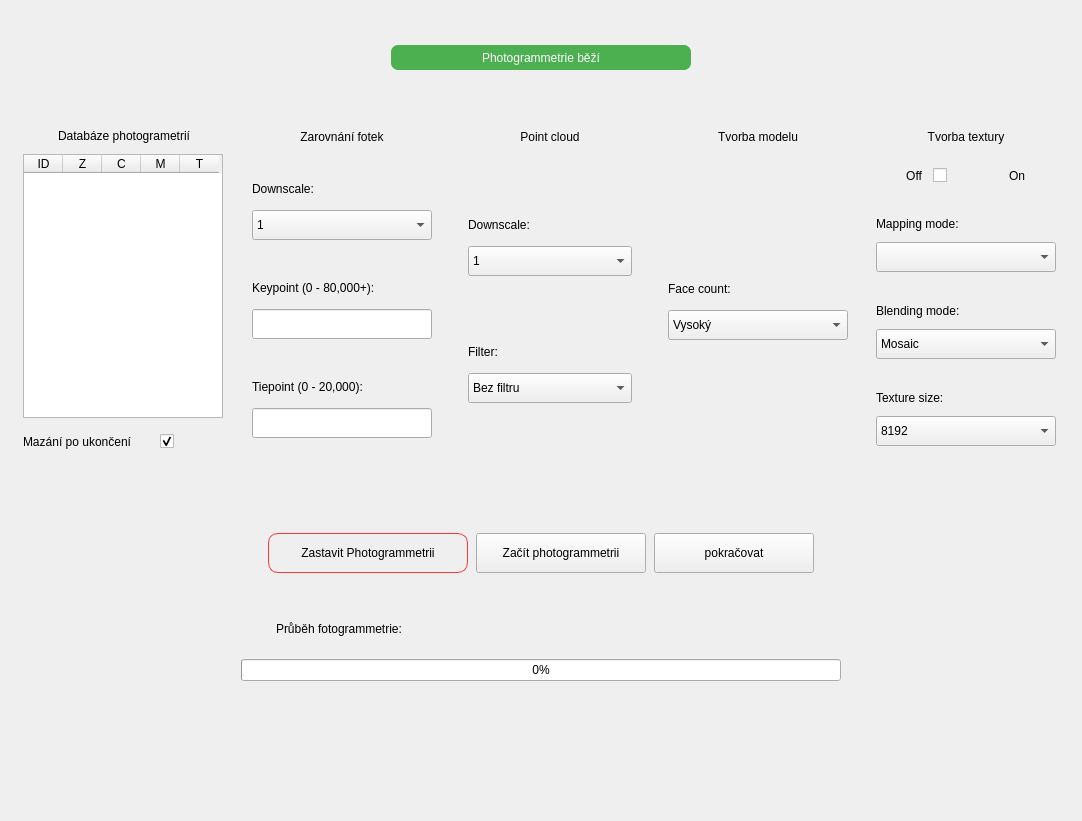
nirow1/Hydraulic_through, file Qt_files/Photogrammetry_view.ui: the form before one commit.
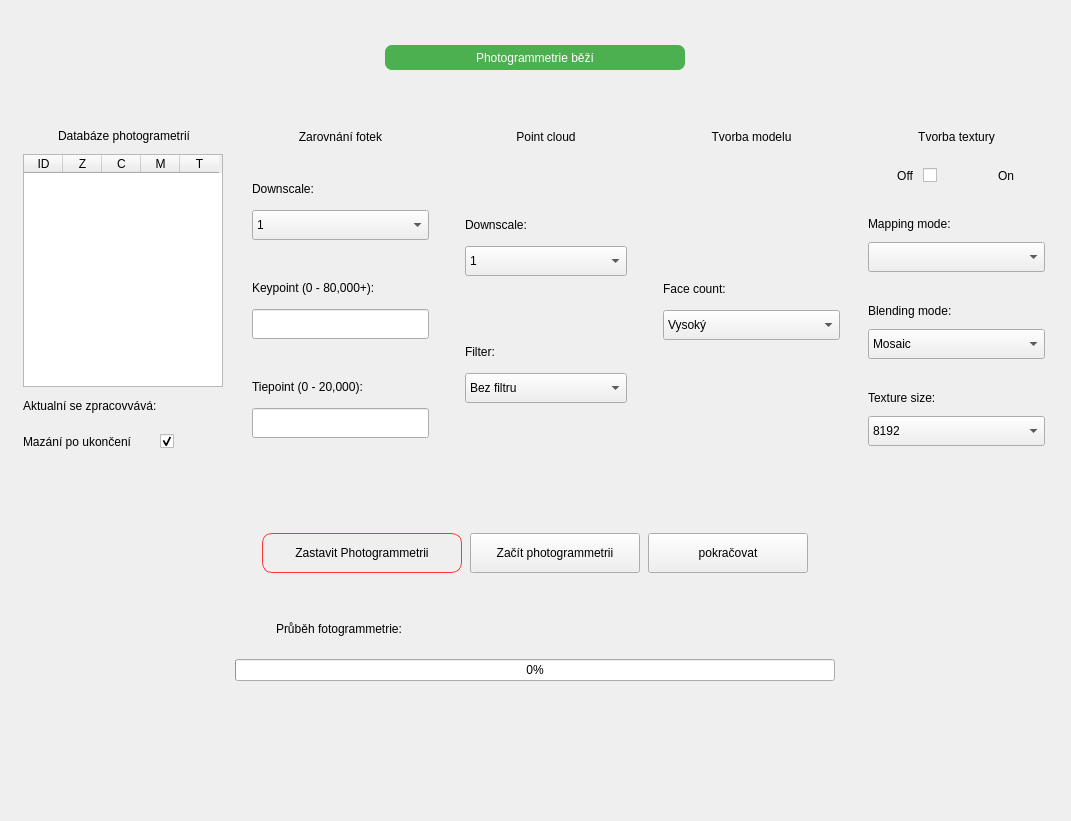
The form after the commit. Custom widgets are drawn as their Qt base class.

Commit message: small changes to gui added column in testplan settings

```diff
--- a/Qt_files/Photogrammetry_view.ui
+++ b/Qt_files/Photogrammetry_view.ui
@@ -6,7 +6,7 @@
    <rect>
     <x>0</x>
     <y>0</y>
-    <width>1082</width>
+    <width>1071</width>
     <height>821</height>
    </rect>
   </property>
@@ -176,6 +176,44 @@
            </column>
           </widget>
          </item>
+         <item>
+          <widget class="QWidget" name="widget_31" native="true">
+           <property name="maximumSize">
+            <size>
+             <width>16777215</width>
+             <height>25</height>
+            </size>
+           </property>
+           <layout class="QHBoxLayout" name="horizontalLayout_11">
+            <property name="leftMargin">
+             <number>0</number>
+            </property>
+            <property name="topMargin">
+             <number>0</number>
+            </property>
+            <property name="rightMargin">
+             <number>0</number>
+            </property>
+            <property name="bottomMargin">
+             <number>0</number>
+            </property>
+            <item>
+             <widget class="QLabel" name="label_19">
+              <property name="text">
+               <string>Aktualní se zpracovvává: </string>
+              </property>
+             </widget>
+            </item>
+            <item>
+             <widget class="QLabel" name="current_project_lbl">
+              <property name="text">
+               <string/>
+              </property>
+             </widget>
+            </item>
+           </layout>
+          </widget>
+         </item>
          <item>
           <widget class="QWidget" name="widget_1" native="true">
            <property name="minimumSize">
```
The commit also changes 6 other files.
